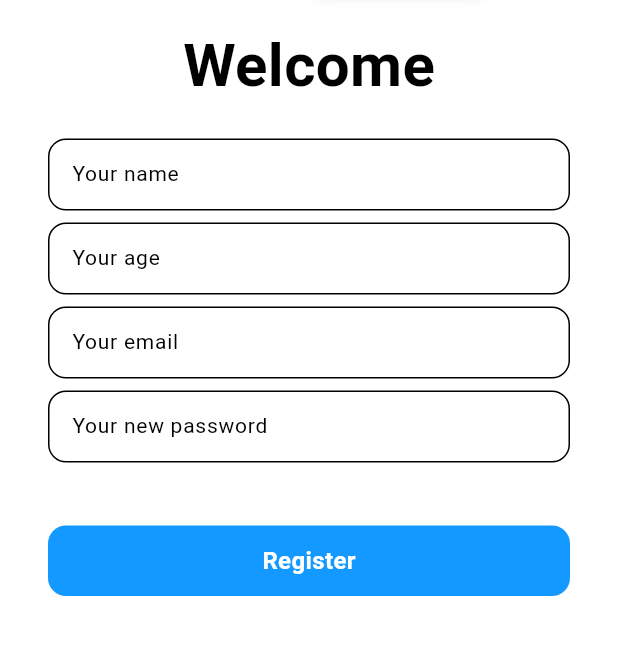
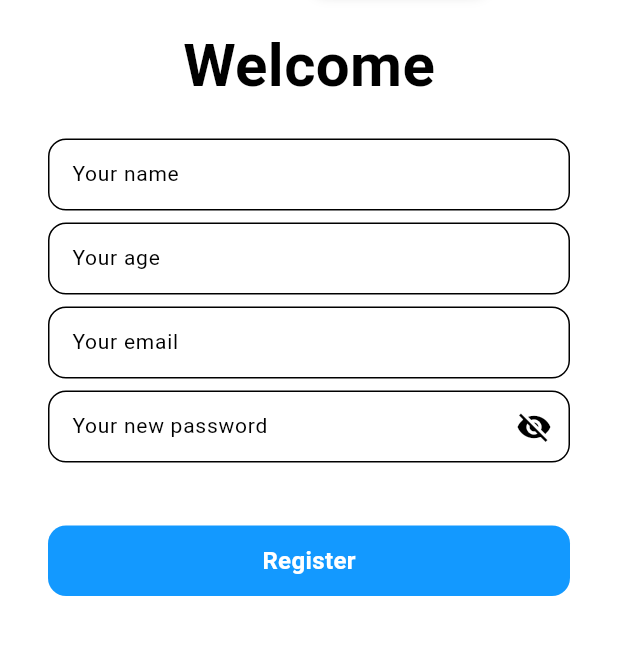
Before and after one commit to Localcoder321/eduxpert, a Flutter app: the screen it shows after launch, after a tap on "Register", on a phone screen of 412 x 824 dp, the part 52-707 px from its top. Run offline on Flutter 3.47's test engine with Material 3 defaults, Android fonts, the phone set to English and light mode, and no system bars; our stand-ins replace firebase_auth, firebase_core, flutter_svg, go_router, youtube_player_flutter; accounts and stored records are empty.

```diff
--- a/lib/main.dart
+++ b/lib/main.dart
@@ -1,10 +1,16 @@
+import 'package:eduxpert/core/service/firebase/firebase_options.dart';
+import 'package:firebase_core/firebase_core.dart';
 import 'package:flutter/material.dart';
 import 'package:flutter/services.dart';
 import 'package:eduxpert/core/router/app_router.dart';
 
-void main() {
+void main() async {
   WidgetsFlutterBinding.ensureInitialized();
   //InAppWebViewStatic.register();
+
+  await Firebase.initializeApp(
+    options: DefaultFirebaseOptions.currentPlatform,
+  );
 
   SystemChrome.setPreferredOrientations([
     DeviceOrientation.portraitUp,
--- a/lib/modules/register_login/presentation/widgets/custom_textfield.dart
+++ b/lib/modules/register_login/presentation/widgets/custom_textfield.dart
@@ -1,25 +1,44 @@
 import 'package:flutter/material.dart';
 
-class CustomTextField extends StatelessWidget {
+class CustomTextField extends StatefulWidget {
   final String hintText;
   final TextInputType? textInputType;
+  final TextEditingController? controller;
+  final bool isPassword;
   const CustomTextField({
     super.key,
     required this.hintText,
     this.textInputType,
+    this.controller,
+    required this.isPassword,
   });
+
+  @override
+  State<CustomTextField> createState() => _CustomTextFieldState();
+}
+
+class _CustomTextFieldState extends State<CustomTextField> {
+  bool _obscureText = true;
+
+  @override
+  void initState() {
+    super.initState();
+    _obscureText = widget.isPassword;
+  }
 
   @override
   Widget build(BuildContext context) {
     return TextField(
-      keyboardType: textInputType ?? TextInputType.text,
+      obscureText: _obscureText,
+      controller: widget.controller,
+      keyboardType: widget.textInputType ?? TextInputType.text,
       style: const TextStyle(
         color: Colors.black,
         fontSize: 14,
         fontWeight: FontWeight.w400,
       ),
       decoration: InputDecoration(
-          hintText: hintText,
+        hintText: widget.hintText,
         hintStyle: const TextStyle(
           color: Colors.black,
           fontSize: 14,
@@ -34,7 +53,20 @@ class CustomTextField extends StatelessWidget {
         focusedBorder: OutlineInputBorder(
           borderRadius: BorderRadius.circular(12),
           borderSide: const BorderSide(color: Colors.black),
-          )),
+        ),
+        suffixIcon: widget.isPassword
+            ? IconButton(
+                onPressed: () {
+                  setState(() {
+                    _obscureText = !_obscureText;
+                  });
+                },
+                icon: Icon(
+                    _obscureText ? Icons.visibility_off : Icons.visibility),
+                color: Colors.black,
+              )
+            : null,
+      ),
     );
   }
 }
--- a/lib/modules/register_login/presentation/widgets/login_widget.dart
+++ b/lib/modules/register_login/presentation/widgets/login_widget.dart
@@ -1,4 +1,6 @@
+import 'package:eduxpert/core/service/firebase/auth_service.dart';
 import 'package:eduxpert/modules/register_login/presentation/widgets/custom_textfield.dart';
+import 'package:firebase_auth/firebase_auth.dart';
 import 'package:flutter/material.dart';
 import 'package:go_router/go_router.dart';
 
@@ -10,6 +12,53 @@ class LoginWidget extends StatefulWidget {
 }
 
 class _LoginWidgetState extends State<LoginWidget> {
+  final AuthService _authService = AuthService();
+  final TextEditingController emailController = TextEditingController();
+  final TextEditingController passwordController = TextEditingController();
+
+  bool isLoading = false;
+
+  void handleLogin() async {
+    setState(() {
+      isLoading = true;
+    });
+
+    String email = emailController.text.trim();
+    String password = passwordController.text.trim();
+
+    if (email.isEmpty || password.isEmpty) {
+      showError("Please fill in all fields");
+      setState(() {
+        isLoading = false;
+      });
+      return;
+    }
+
+    User? user = await _authService.login(email, password);
+
+    if (user != null) {
+      print("Login successful ${user.email}");
+      if (mounted) {
+        context.pushReplacement('/main_page');
+      } else {
+        showError("Invalid email or password");
+      }
+    }
+    setState(() {
+      isLoading = false;
+    });
+  }
+
+  void showError(String message) {
+    ScaffoldMessenger.of(context).showSnackBar(SnackBar(
+      content: Text(
+        message,
+        style: const TextStyle(color: Colors.white),
+      ),
+      backgroundColor: Colors.red,
+    ));
+  }
+
   @override
   Widget build(BuildContext context) {
     return Column(
@@ -23,23 +72,29 @@ class _LoginWidgetState extends State<LoginWidget> {
           ),
         ),
         const SizedBox(height: 40),
-        const Padding(
-          padding: EdgeInsets.symmetric(horizontal: 32.0),
+        Padding(
+          padding: const EdgeInsets.symmetric(horizontal: 32.0),
           child: CustomTextField(
             hintText: "Email",
+            isPassword: false,
             textInputType: TextInputType.emailAddress,
+            controller: emailController,
           ),
         ),
         const SizedBox(height: 12),
-        const Padding(
-          padding: EdgeInsets.symmetric(horizontal: 32.0),
-          child: CustomTextField(hintText: "Password"),
+        Padding(
+          padding: const EdgeInsets.symmetric(horizontal: 32.0),
+          child: CustomTextField(
+            hintText: "Password",
+            isPassword: true,
+            controller: passwordController,
+          ),
         ),
         const SizedBox(height: 42),
         Padding(
           padding: const EdgeInsets.symmetric(horizontal: 32),
           child: GestureDetector(
-            onTap: () => context.push('/uni_selection_page'),
+            onTap: isLoading ? null : handleLogin,
             child: Container(
               padding: const EdgeInsets.symmetric(vertical: 12),
               decoration: BoxDecoration(
--- a/lib/modules/register_login/presentation/widgets/register_widget.dart
+++ b/lib/modules/register_login/presentation/widgets/register_widget.dart
@@ -1,4 +1,6 @@
+import 'package:eduxpert/core/service/firebase/auth_service.dart';
 import 'package:eduxpert/modules/register_login/presentation/widgets/custom_textfield.dart';
+import 'package:firebase_auth/firebase_auth.dart';
 import 'package:flutter/material.dart';
 import 'package:go_router/go_router.dart';
 
@@ -10,6 +12,63 @@ class RegisterWidget extends StatefulWidget {
 }
 
 class _RegisterWidgetState extends State<RegisterWidget> {
+  final TextEditingController nameController = TextEditingController();
+  final TextEditingController ageController = TextEditingController();
+  final TextEditingController emailController = TextEditingController();
+  final TextEditingController passwordController = TextEditingController();
+  final AuthService _authService = AuthService();
+  bool isLoading = false;
+
+  void handleRegister() async {
+    setState(() {
+      isLoading = true;
+    });
+
+    String name = nameController.text.trim();
+    String age = ageController.text.trim();
+    String email = emailController.text.trim();
+    String password = passwordController.text.trim();
+
+    if (name.isEmpty || age.isEmpty || email.isEmpty || password.isEmpty) {
+      showError("Please fill in all fields.");
+      setState(() {
+        isLoading = false;
+      });
+      return;
+    }
+    if (int.tryParse(age) == null || int.parse(age) <= 0) {
+      showError("Please enter a valid age");
+      setState(() {
+        isLoading = false;
+      });
+      return;
+    }
+
+    User? user = await _authService.register(email, password, name);
+
+    if (user != null) {
+      print("Registration successful: ${user.email}");
+      if (mounted) {
+        context.pushReplacement('/uni_selection_page');
+      } else {
+        showError("Registration failed. Please try again.");
+      }
+      setState(() {
+        isLoading = false;
+      });
+    }
+  }
+
+  void showError(String message) {
+    ScaffoldMessenger.of(context).showSnackBar(SnackBar(
+      content: Text(
+        message,
+        style: const TextStyle(color: Colors.white),
+      ),
+      backgroundColor: Colors.red,
+    ));
+  }
+
   @override
   Widget build(BuildContext context) {
     return Column(
@@ -23,44 +82,60 @@ class _RegisterWidgetState extends State<RegisterWidget> {
           ),
         ),
         const SizedBox(height: 20),
-        const Padding(
-          padding: EdgeInsets.symmetric(horizontal: 32.0),
-          child: CustomTextField(hintText: "Your name"),
-        ),
-        const SizedBox(height: 8),
-        const Padding(
-          padding: EdgeInsets.symmetric(horizontal: 32.0),
+        Padding(
+          padding: const EdgeInsets.symmetric(horizontal: 32.0),
           child: CustomTextField(
-            hintText: "Your age",
-            textInputType: TextInputType.number,
+            hintText: "Your name",
+            isPassword: false,
+            controller: nameController,
           ),
         ),
         const SizedBox(height: 8),
-        const Padding(
-          padding: EdgeInsets.symmetric(horizontal: 32.0),
+        Padding(
+          padding: const EdgeInsets.symmetric(horizontal: 32.0),
           child: CustomTextField(
-            hintText: "Your email",
-            textInputType: TextInputType.emailAddress,
+            hintText: "Your age",
+            isPassword: false,
+            textInputType: TextInputType.number,
+            controller: ageController,
           ),
         ),
         const SizedBox(height: 8),
-        const Padding(
-          padding: EdgeInsets.symmetric(horizontal: 32.0),
-          child: CustomTextField(hintText: "Your new password"),
+        Padding(
+          padding: const EdgeInsets.symmetric(horizontal: 32.0),
+          child: CustomTextField(
+            hintText: "Your email",
+            isPassword: false,
+            textInputType: TextInputType.emailAddress,
+            controller: emailController,
+          ),
+        ),
+        const SizedBox(height: 8),
+        Padding(
+          padding: const EdgeInsets.symmetric(horizontal: 32.0),
+          child: CustomTextField(
+            hintText: "Your new password",
+            isPassword: true,
+            controller: passwordController,
+          ),
         ),
         const SizedBox(height: 42),
         Padding(
           padding: const EdgeInsets.symmetric(horizontal: 32),
           child: GestureDetector(
-            onTap: () => context.push('/uni_selection_page'),
+            onTap: isLoading ? null : handleRegister,
             child: Container(
               padding: const EdgeInsets.symmetric(vertical: 12),
               decoration: BoxDecoration(
                 borderRadius: BorderRadius.circular(12),
                 color: const Color(0xFF1399FF),
               ),
-              child: const Center(
-                child: Text(
+              child: Center(
+                child: isLoading
+                    ? const CircularProgressIndicator(
+                        color: Colors.white,
+                      )
+                    : const Text(
                         "Register",
                         style: TextStyle(
                           color: Colors.white,
--- a/pubspec.yaml
+++ b/pubspec.yaml
@@ -18,6 +18,8 @@ dependencies:
   flutter_svg: ^2.0.17
   youtube_player_flutter: ^9.1.1
   url_launcher: ^6.3.1
+  firebase_core: ^3.10.1
+  firebase_auth: ^5.4.1
 
 dev_dependencies:
   flutter_test:
```
Also changed, not shown: lib/core/service/firebase/auth_service.dart (added, +64 -0 lines), lib/modules/main_page/presentation/pages/main_page.dart (+7 -3 lines), lib/modules/profile/presentation/pages/profile_page.dart (+117 -88 lines), lib/modules/profile/presentation/widgets/custom_button.dart (added, +64 -0 lines), firebase.json (added), lib/core/service/firebase/firebase_options.dart (added), pubspec.lock, 40 other files. Lines whose indentation alone changed are shown as unchanged.
